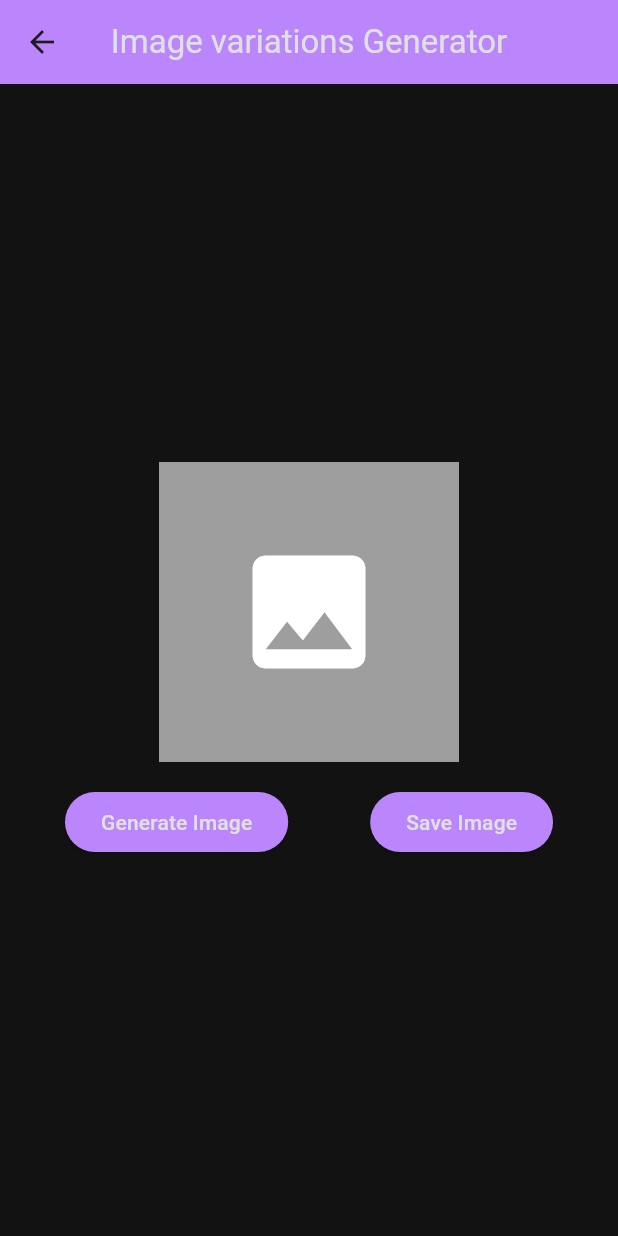
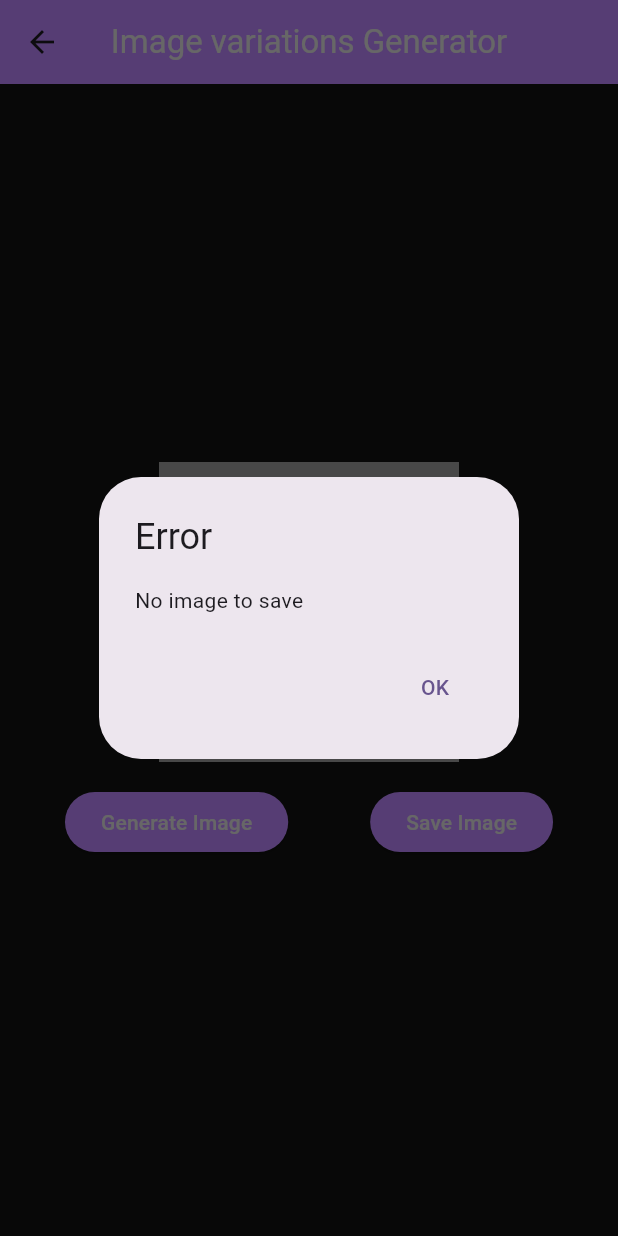
Before and after one commit to maarrr/mobils, a Flutter app: the SmartEditorScreen screen opened directly, after a tap on "Save Image", on a phone screen of 412 x 824 dp. Run offline on Flutter 3.47's test engine with Material 3 defaults, Android fonts, the phone set to English and light mode, and no system bars; our stand-ins replace cloud_firestore, firebase_auth, firebase_core, firebase_storage, image_picker, shared_preferences; missing offline and left inert: dart_openai; accounts and stored records are empty.

Commit message:
Added save image to editor screen

```diff
--- a/lib/login.dart
+++ b/lib/login.dart
@@ -144,7 +144,7 @@
                             Navigator.push(
                               context,
                               MaterialPageRoute(
-                                builder: (context) => const GalleryScreen(),
+                                builder: (context) => const SmartCreatorScreen(),
                               ),
                             );
                           }
--- a/lib/smart_editor.dart
+++ b/lib/smart_editor.dart
@@ -7,6 +7,7 @@
 import 'package:image_picker/image_picker.dart';
 import 'dart:io';
 import 'package:mobils/constants.dart';
+import 'package:mobils/store.dart';
 
 class SmartEditorScreen extends StatefulWidget {
   const SmartEditorScreen({Key? key}) : super(key: key);
@@ -56,27 +57,49 @@
   Future<void> _saveImage(String base64Image) async {
     if (_generatedImage.isNotEmpty) {
       try {
-        Uri? imageUrl = Uri.tryParse(_generatedImage);
-        if (imageUrl == null) {
-          print("Invalid URL: $_generatedImage");
-          return;
-        }
+        Uint8List bytes = base64.decode(_generatedImage);
 
-        var response = await http.get(imageUrl);
-        Uint8List bytes = response.bodyBytes;
+        // Create a reference to the Firebase Storage bucket
+        final storageRef = firebase_storage.FirebaseStorage.instance.ref();
 
-        final storageRef = firebase_storage.FirebaseStorage.instance.ref();
-        String filename = 'image_${DateTime.now().millisecondsSinceEpoch}.png';
+        // Generate a unique filename for the image
+        final uid = await Store.getUser();
+        String filename = 'editions/image_${DateTime.now().millisecondsSinceEpoch}.png';
+        final destination = '$uid/$filename';
 
-        await storageRef.child(filename).putData(bytes);
+        // Upload the image to Firebase Storage
+        await storageRef.child(destination).putData(bytes);
 
-        print("Image saved to Firebase Storage");
+        // Show a success message
+        await _showMessageDialog('Image saved to Firebase Storage');
       } catch (e) {
-        print("Error saving image: $e");
+        // Show an error message
+        await _showMessageDialog('Error saving image: $e', isError: true);
       }
     } else {
-      print("No image to save");
+      // Handle the case where no image is generated.
+      await _showMessageDialog('No image to save', isError: true);
     }
+  }
+
+  Future<void> _showMessageDialog(String message, {bool isError = false}) async {
+    return showDialog<void>(
+      context: context,
+      builder: (BuildContext context) {
+        return AlertDialog(
+          title: Text(isError ? 'Error' : 'Success'),
+          content: Text(message),
+          actions: <Widget>[
+            TextButton(
+              onPressed: () {
+                Navigator.of(context).pop();
+              },
+              child: Text('OK'),
+            ),
+          ],
+        );
+      },
+    );
   }
 
   @override
```
